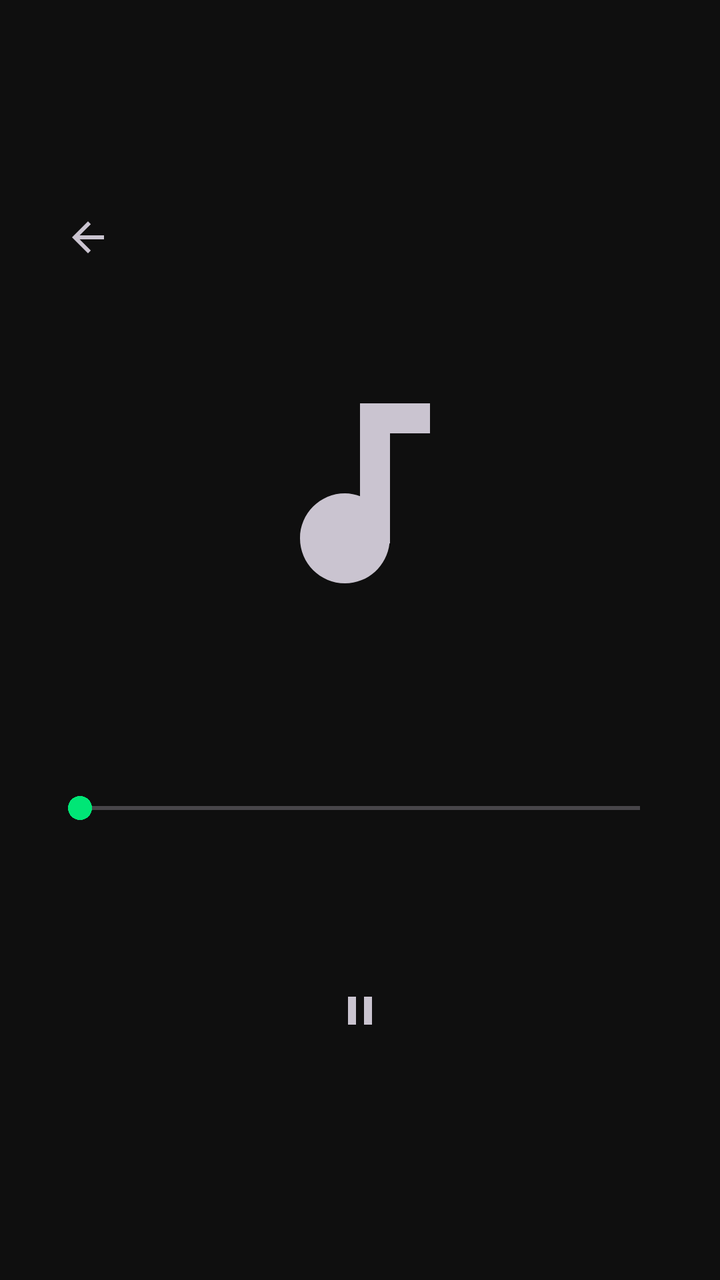
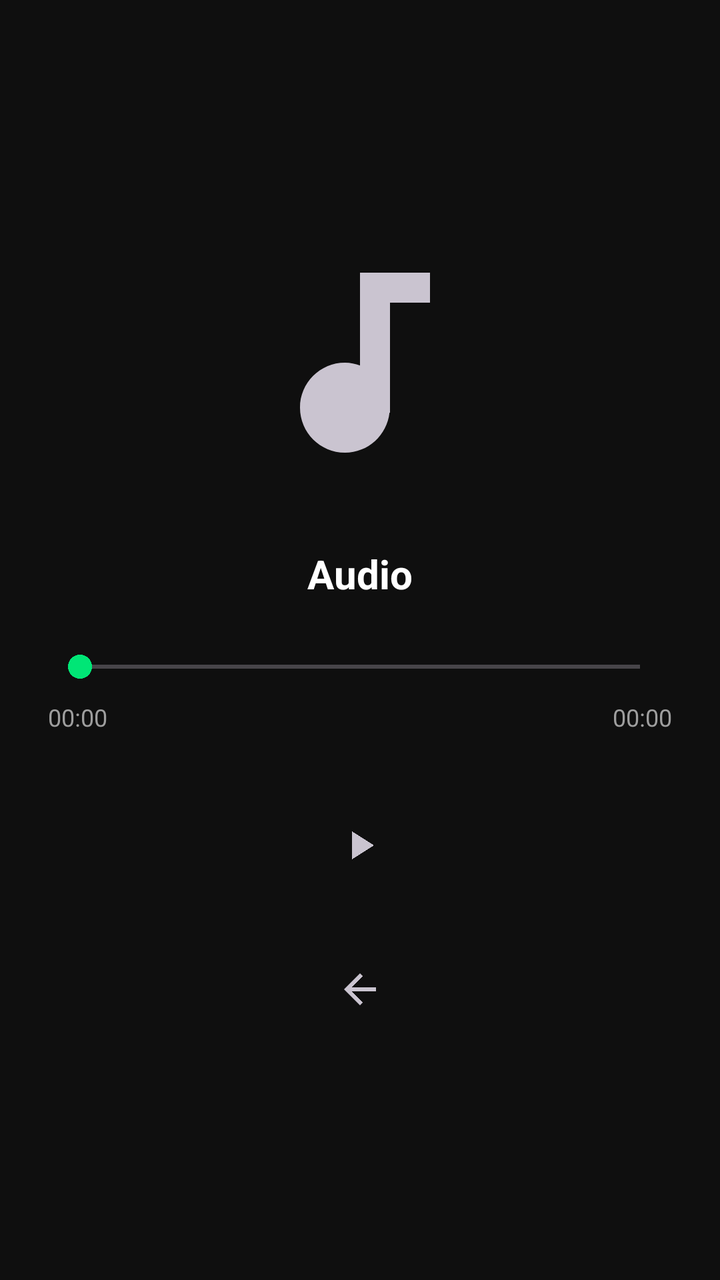

An Android layout rendered at two revisions. The XML below is the earlier revision; the diff shows what the commit changed to produce the second picture.
<!-- AndroidManifest.xml: application theme Theme.ShadowCalc -->
<!-- res/layout/activity_audio_player.xml -->
<?xml version="1.0" encoding="utf-8"?>
<LinearLayout xmlns:android="http://schemas.android.com/apk/res/android"
    android:layout_width="match_parent"
    android:layout_height="match_parent"
    android:orientation="vertical"
    android:background="@color/bg_dark"
    android:gravity="center"
    android:padding="24dp">

    <ImageButton
        android:id="@+id/btnBack"
        android:layout_width="40dp"
        android:layout_height="40dp"
        android:background="?attr/selectableItemBackgroundBorderless"
        android:src="@drawable/ic_back"
        android:layout_gravity="start"
        android:contentDescription="Back" />

    <ImageView
        android:layout_width="120dp"
        android:layout_height="120dp"
        android:src="@drawable/ic_audio"
        android:layout_marginTop="48dp"
        android:layout_marginBottom="32dp" />

    <TextView
        android:id="@+id/tvTitle"
        android:layout_width="match_parent"
        android:layout_height="wrap_content"
        android:textColor="@color/text_primary"
        android:textSize="18sp"
        android:textStyle="bold"
        android:gravity="center"
        android:ellipsize="end"
        android:maxLines="1"
        android:layout_marginBottom="32dp" />

    <SeekBar
        android:id="@+id/seekBar"
        android:layout_width="match_parent"
        android:layout_height="wrap_content"
        android:layout_marginBottom="8dp" />

    <LinearLayout
        android:layout_width="match_parent"
        android:layout_height="wrap_content"
        android:orientation="horizontal"
        android:gravity="center">

        <TextView
            android:id="@+id/tvCurrent"
            android:layout_width="0dp"
            android:layout_height="wrap_content"
            android:layout_weight="1"
            android:textColor="@color/text_secondary"
            android:textSize="12sp" />

        <TextView
            android:id="@+id/tvTotal"
            android:layout_width="wrap_content"
            android:layout_height="wrap_content"
            android:textColor="@color/text_secondary"
            android:textSize="12sp" />
    </LinearLayout>

    <ImageButton
        android:id="@+id/btnPlayPause"
        android:layout_width="72dp"
        android:layout_height="72dp"
        android:layout_marginTop="32dp"
        android:background="?attr/selectableItemBackgroundBorderless"
        android:src="@drawable/ic_pause"
        android:contentDescription="Play/Pause" />
</LinearLayout>
<!-- resources referenced by this layout -->
<resources>
  <color name="bg_dark">#0F0F0F</color>
  <color name="text_primary">#FFFFFF</color>
  <color name="text_secondary">#9E9E9E</color>
  <!-- drawable ic_audio (drawable) -->
  <?xml version="1.0" encoding="utf-8"?>
  <vector xmlns:android="http://schemas.android.com/apk/res/android"
      android:width="24dp" android:height="24dp"
      android:viewportWidth="24" android:viewportHeight="24"
      android:tint="?attr/colorControlNormal">
      <path android:fillColor="#FFFFFF"
          android:pathData="M12,3v9.28c-0.47,-0.17 -0.97,-0.28 -1.5,-0.28C8.01,12 6,14.01 6,16.5S8.01,21 10.5,21c2.31,0 4.2,-1.75 4.45,-4H15V6h4V3h-7z"/>
  </vector>
  <!-- drawable ic_back (drawable) -->
  <?xml version="1.0" encoding="utf-8"?>
  <vector xmlns:android="http://schemas.android.com/apk/res/android"
      android:width="24dp" android:height="24dp"
      android:viewportWidth="24" android:viewportHeight="24"
      android:tint="?attr/colorControlNormal">
      <path android:fillColor="#FFFFFF"
          android:pathData="M20,11H7.83l5.59,-5.59L12,4l-8,8 8,8 1.41,-1.41L7.83,13H20v-2z"/>
  </vector>
  <!-- drawable ic_pause (drawable) -->
  <?xml version="1.0" encoding="utf-8"?>
  <vector xmlns:android="http://schemas.android.com/apk/res/android"
      android:width="24dp" android:height="24dp"
      android:viewportWidth="24" android:viewportHeight="24"
      android:tint="?attr/colorControlNormal">
      <path android:fillColor="#FFFFFF"
          android:pathData="M6,19h4V5H6v14zm8,-14v14h4V5h-4z"/>
  </vector>
  <style name="Theme.ShadowCalc" parent="Theme.Material3.Dark.NoActionBar">
          <item name="colorPrimary">@color/accent</item>
          <item name="colorPrimaryDark">@color/bg_dark</item>
          <item name="colorAccent">@color/accent</item>
          <item name="android:windowBackground">@color/bg_dark</item>
          <item name="android:statusBarColor">@color/bg_dark</item>
          <item name="android:navigationBarColor">@color/bg_dark</item>
          <item name="android:windowLightStatusBar">false</item>
      </style>
  <color name="accent">#00E676</color>
</resources>

<!-- the commit's change to res/layout/activity_audio_player.xml (unified diff, before → after) -->
@@ -7,68 +7,73 @@
     android:gravity="center"
     android:padding="24dp">
 
-    <ImageButton
-        android:id="@+id/btnBack"
-        android:layout_width="40dp"
-        android:layout_height="40dp"
-        android:background="?attr/selectableItemBackgroundBorderless"
-        android:src="@drawable/ic_back"
-        android:layout_gravity="start"
-        android:contentDescription="Back" />
-
     <ImageView
         android:layout_width="120dp"
         android:layout_height="120dp"
         android:src="@drawable/ic_audio"
-        android:layout_marginTop="48dp"
         android:layout_marginBottom="32dp" />
 
     <TextView
         android:id="@+id/tvTitle"
-        android:layout_width="match_parent"
+        android:layout_width="wrap_content"
         android:layout_height="wrap_content"
+        android:text="Audio"
         android:textColor="@color/text_primary"
-        android:textSize="18sp"
+        android:textSize="20sp"
         android:textStyle="bold"
-        android:gravity="center"
-        android:ellipsize="end"
-        android:maxLines="1"
-        android:layout_marginBottom="32dp" />
+        android:layout_marginBottom="24dp" />
 
     <SeekBar
         android:id="@+id/seekBar"
         android:layout_width="match_parent"
         android:layout_height="wrap_content"
-        android:layout_marginBottom="8dp" />
+        android:progressTint="@color/accent"
+        android:thumbTint="@color/accent" />
 
     <LinearLayout
         android:layout_width="match_parent"
         android:layout_height="wrap_content"
         android:orientation="horizontal"
-        android:gravity="center">
+        android:gravity="center"
+        android:layout_marginTop="8dp">
 
         <TextView
             android:id="@+id/tvCurrent"
-            android:layout_width="0dp"
+            android:layout_width="wrap_content"
             android:layout_height="wrap_content"
-            android:layout_weight="1"
+            android:text="00:00"
             android:textColor="@color/text_secondary"
             android:textSize="12sp" />
+
+        <View
+            android:layout_width="0dp"
+            android:layout_height="0dp"
+            android:layout_weight="1" />
 
         <TextView
             android:id="@+id/tvTotal"
             android:layout_width="wrap_content"
             android:layout_height="wrap_content"
+            android:text="00:00"
             android:textColor="@color/text_secondary"
             android:textSize="12sp" />
     </LinearLayout>
 
     <ImageButton
         android:id="@+id/btnPlayPause"
-        android:layout_width="72dp"
-        android:layout_height="72dp"
-        android:layout_marginTop="32dp"
+        android:layout_width="64dp"
+        android:layout_height="64dp"
+        android:layout_marginTop="24dp"
         android:background="?attr/selectableItemBackgroundBorderless"
-        android:src="@drawable/ic_pause"
+        android:src="@drawable/ic_play"
         android:contentDescription="Play/Pause" />
+
+    <ImageButton
+        android:id="@+id/btnBack"
+        android:layout_width="48dp"
+        android:layout_height="48dp"
+        android:layout_marginTop="16dp"
+        android:background="?attr/selectableItemBackgroundBorderless"
+        android:src="@drawable/ic_back"
+        android:contentDescription="Back" />
 </LinearLayout>
<!-- resource entries referenced after the edit -->
@@ -21,14 +21,14 @@
       <path android:fillColor="#FFFFFF"
           android:pathData="M20,11H7.83l5.59,-5.59L12,4l-8,8 8,8 1.41,-1.41L7.83,13H20v-2z"/>
   </vector>
-  <!-- drawable ic_pause (drawable) -->
+  <!-- drawable ic_play (drawable) -->
   <?xml version="1.0" encoding="utf-8"?>
   <vector xmlns:android="http://schemas.android.com/apk/res/android"
       android:width="24dp" android:height="24dp"
       android:viewportWidth="24" android:viewportHeight="24"
       android:tint="?attr/colorControlNormal">
       <path android:fillColor="#FFFFFF"
-          android:pathData="M6,19h4V5H6v14zm8,-14v14h4V5h-4z"/>
+          android:pathData="M8,5v14l11,-7z"/>
   </vector>
   <style name="Theme.ShadowCalc" parent="Theme.Material3.Dark.NoActionBar">
           <item name="colorPrimary">@color/accent</item>
